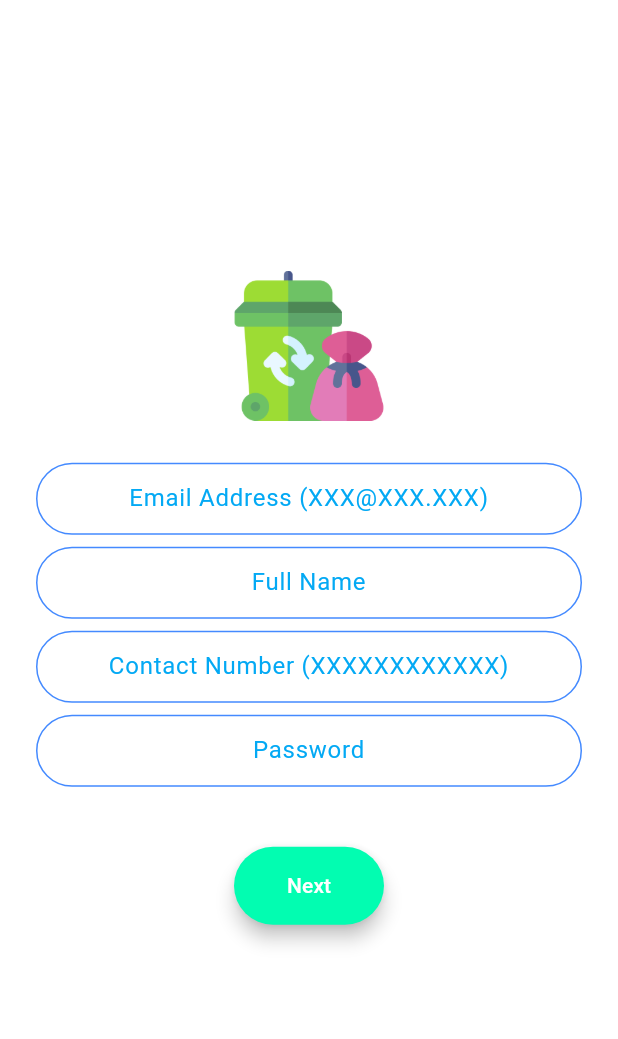
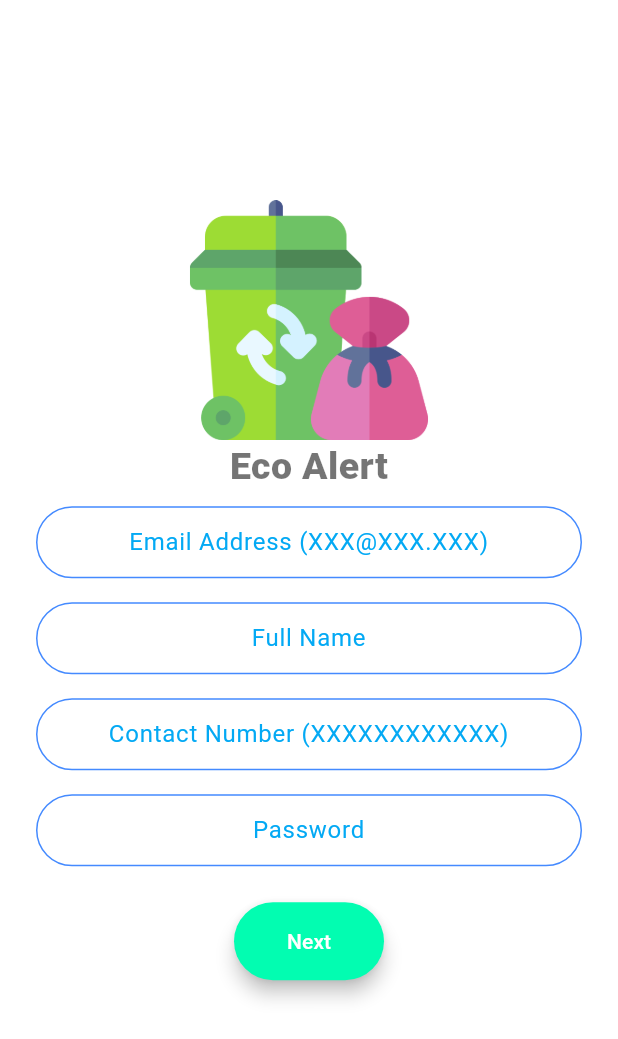
Before and after one commit to RanaMahadAhmer/EcoAlert, a Flutter app: the screen it shows after launch, after a tap on "Register", on a phone screen of 412 x 824 dp. Shown: the top 1039 px of the screen. Run offline on Flutter 3.47's test engine with Material 3 defaults, Android fonts, the phone set to English and light mode, and no system bars; our stand-ins replace cloud_firestore, firebase_auth, firebase_core, firebase_messaging, flutter_datetime_picker_plus, flutter_local_notifications and 6 more; missing offline and left inert: a package; accounts and stored records are empty.

Commit message:
Added Scroll Behaviour on Sign Up Screen Potrait Mode

```diff
--- a/lib/miscellaneous/logo.dart
+++ b/lib/miscellaneous/logo.dart
@@ -1,11 +1,25 @@
 import 'package:flutter/material.dart';
+import 'colors.dart';
 
 Widget buildLogo({required double height}) {
-  return Hero(
-    tag: 'logo',
-    child: SizedBox(
-      height: height,
-      child: Image.asset('images/logo.png'),
-    ),
+  return Column(
+    mainAxisAlignment: MainAxisAlignment.center,
+    children: [
+      Hero(
+        tag: 'logo',
+        child: SizedBox(
+          height: height,
+          child: Image.asset('images/logo.png'),
+        ),
+      ),
+      Text(
+        'Eco Alert',
+        style: TextStyle(
+          fontSize: 25.0,
+          color: primaryTextColor,
+          fontWeight: FontWeight.w900,
+        ),
+      ),
+    ],
   );
 }
--- a/lib/screens/registration/profile_registration.dart
+++ b/lib/screens/registration/profile_registration.dart
@@ -4,6 +4,7 @@ import 'package:firebase_auth/firebase_auth.dart';
 import 'package:flutter/cupertino.dart';
 import 'package:flutter/material.dart';
 import 'package:flutter/services.dart';
+import 'package:flutter/widgets.dart';
 import 'package:loading_animation_widget/loading_animation_widget.dart';
 
 import '../../miscellaneous/colors.dart';
@@ -44,7 +45,9 @@ class _ProfileRegistrationState extends State<ProfileRegistration> {
       TextInputType? keyboard,
       bool textHidden = false,
       List<TextInputFormatter>? formatter}) {
-    return TextField(
+    return Padding(
+      padding: const EdgeInsets.symmetric(vertical: 8.0),
+      child: TextField(
         style: const TextStyle(color: Colors.black87),
         obscureText: textHidden,
         textAlign: TextAlign.center,
@@ -65,31 +68,26 @@ class _ProfileRegistrationState extends State<ProfileRegistration> {
             borderRadius: BorderRadius.all(Radius.circular(32.0)),
           ),
         ),
+      ),
     );
   }
 
   Widget _portraitMode(BuildContext context) {
-    return Padding(
+    return SingleChildScrollView(
       padding: const EdgeInsets.symmetric(horizontal: 24.0),
+      child: ConstrainedBox(
+        constraints:
+            BoxConstraints(minHeight: MediaQuery.sizeOf(context).height),
         child: Column(
           mainAxisAlignment: MainAxisAlignment.center,
           children: <Widget>[
-          const SizedBox(
-            height: 10.0,
-          ),
-          buildLogo(height: 100),
-          const SizedBox(
-            height: 28.0,
-          ),
+            buildLogo(height: 160),
             _createInputField(
                 hint: 'Email Address (XXX@XXX.XXX)',
                 fun: (value) {
                   UserInformation.userEmail = value;
                 },
                 formatter: [EmailFormatter()]),
-          const SizedBox(
-            height: 8.0,
-          ),
             _createInputField(
               hint: 'Full Name',
               fun: (value) {
@@ -99,9 +97,97 @@ class _ProfileRegistrationState extends State<ProfileRegistration> {
                 NameFormatter(),
               ],
             ),
+            _createInputField(
+              hint: 'Contact Number (XXXXXXXXXXXX)',
+              keyboard: TextInputType.phone,
+              fun: (value) {
+                UserInformation.userContact = value;
+              },
+              formatter: [
+                PhoneNumberFormatter(),
+              ],
+            ),
+            _createInputField(
+              hint: 'Password',
+              textHidden: true,
+              fun: (value) {
+                UserInformation.userPassword = value;
+              },
+            ),
+            Padding(
+              padding: const EdgeInsets.symmetric(vertical: 16.0),
+              child: Material(
+                color: colorOne,
+                borderRadius: const BorderRadius.all(Radius.circular(30.0)),
+                elevation: 5.0,
+                child: MaterialButton(
+                  onPressed: () {
+                    _showWarning(msg: "msg");
+                  },
+                  minWidth: 100.0,
+                  height: 52.0,
+                  child: const Text(
+                    'Next',
+                    style: TextStyle(color: Colors.white),
+                  ),
+                ),
+              ),
+            ),
+            Center(child: errorCode),
+          ],
+        ),
+      ),
+    );
+  }
+
+  Widget _landscapeMode(BuildContext context) {
+    return SingleChildScrollView(
+        child: ConstrainedBox(
+      constraints: BoxConstraints(minHeight: MediaQuery.sizeOf(context).height),
+      child: Row(
+        children: <Widget>[
+          Expanded(
+            child: buildLogo(height: 160),
+          ),
+          Expanded(
+              flex: 3,
+              child: Column(
+                mainAxisAlignment: MainAxisAlignment.center,
+                children: [
                   const SizedBox(
                     height: 8.0,
                   ),
+                  Row(
+                    children: [
+                      Expanded(
+                        child: Column(
+                          mainAxisAlignment: MainAxisAlignment.center,
+                          children: [
+                            _createInputField(
+                              hint: 'Email Address (XXX@XXX.XXX)',
+                              fun: (value) {
+                                UserInformation.userEmail = value;
+                              },
+                              formatter: [EmailFormatter()],
+                            ),
+                            const SizedBox(
+                              height: 8.0,
+                            ),
+                            _createInputField(
+                              hint: 'Full Name',
+                              fun: (value) {
+                                UserInformation.userName = value;
+                              },
+                              formatter: [NameFormatter()],
+                            ),
+                          ],
+                        ),
+                      ),
+                      const SizedBox(width: 10),
+                      Expanded(
+                        child: Column(
+                          mainAxisAlignment: MainAxisAlignment.center,
+                          children: [
                             _createInputField(
                               hint: 'Contact Number (XXXXXXXXXXXX)',
                               keyboard: TextInputType.phone,
@@ -122,121 +208,54 @@ class _ProfileRegistrationState extends State<ProfileRegistration> {
                                 UserInformation.userPassword = value;
                               },
                             ),
+                          ],
+                        ),
+                      ),
+                      const SizedBox(width: 10),
+                    ],
+                  ),
                   const SizedBox(
-            height: 24.0,
+                    height: 8.0,
                   ),
-          Padding(
-            padding:
-                const EdgeInsets.symmetric(vertical: 16.0, horizontal: 100),
-            child: Material(
+                  Column(
+                    children: [
+                      Material(
                         color: colorOne,
-              borderRadius: const BorderRadius.all(Radius.circular(30.0)),
+                        borderRadius:
+                            const BorderRadius.all(Radius.circular(30.0)),
                         elevation: 5.0,
                         child: MaterialButton(
                           onPressed: () {
                             _showWarning(msg: "msg");
                           },
                           minWidth: 100.0,
-                height: 52.0,
                           child: const Text(
                             'Next',
                             style: TextStyle(color: Colors.white),
                           ),
                         ),
                       ),
-          ),
                       Center(child: errorCode),
                     ],
-      ),
-    );
-  }
-
-  Widget _landscapeMode(BuildContext context) {
-    return Row(
-      children: <Widget>[
-        Column(
-          children: [
-            buildLogo(height: 160),
+                  )
+                ],
+              ))
         ],
       ),
-        Padding(
-          padding: const EdgeInsets.symmetric(horizontal: 200.0),
-          child: Column(
-            children: [
-              _createInputField(
-                hint: 'Email Address (XXX@XXX.XXX)',
-                fun: (value) {
-                  UserInformation.userEmail = value;
-                },
-                formatter: [EmailFormatter()],
-              ),
-
-              // _createInputField(
-              //   hint: 'Full Name',
-              //   fun: (value) {
-              //     UserInformation.userName = value;
-              //   },
-              //   formatter: [
-              //     NameFormatter()
-              //   ],
-              // ),
-            ],
-          ),
-        ),
-        // Column(
-        //   children: [
-        //     _createInputField(
-        //       hint: 'Contact Number (XXXXXXXXXXXX)',
-        //       keyboard: TextInputType.phone,
-        //       fun: (value) {
-        //         UserInformation.userContact = value;
-        //       },
-        //       formatter: [
-        //         PhoneNumberFormatter(),
-        //       ],
-        //     ),
-        //     _createInputField(
-        //       hint: 'Password',
-        //       textHidden: true,
-        //       fun: (value) {
-        //         UserInformation.userPassword = value;
-        //       },
-        //     ),
-        //     Padding(
-        //       padding:
-        //           const EdgeInsets.symmetric(vertical: 16.0, horizontal: 100),
-        //       child: Material(
-        //         color: colorOne,
-        //         borderRadius: const BorderRadius.all(Radius.circular(30.0)),
-        //         elevation: 5.0,
-        //         child: MaterialButton(
-        //           onPressed: () {
-        //             _showWarning(msg: "msg");
-        //           },
-        //           minWidth: 100.0,
-        //           height: 52.0,
-        //           child: const Text(
-        //             'Next',
-        //             style: TextStyle(color: Colors.white),
-        //           ),
-        //         ),
-        //       ),
-        //     ),
-        //     Center(child: errorCode),
-        //   ],
-        // )
-      ],
-    );
+    ));
   }
 
   @override
   Widget build(BuildContext context) {
     return Scaffold(
       backgroundColor: Colors.white,
-      body:
-          (MediaQuery.sizeOf(context).width > MediaQuery.sizeOf(context).height)
-              ? _landscapeMode(context)
-              : _portraitMode(context),
+      body: OrientationBuilder(
+        builder: (BuildContext context, Orientation orientation) {
+          return orientation == Orientation.portrait
+              ? _portraitMode(context)
+              : _landscapeMode(context);
+        },
+      ),
     );
   }
 }
--- a/lib/screens/welcome_screen.dart
+++ b/lib/screens/welcome_screen.dart
@@ -38,32 +38,12 @@ class _WelcomeScreenState extends State<WelcomeScreen> {
     );
   }
 
-  List<Widget> _logo() {
-    return [
-      buildLogo(height: 160),
-      Padding(
-        padding: const EdgeInsets.only(left: 0.0),
-        child: Text(
-          'Eco Alert',
-          style: TextStyle(
-            fontSize: 25.0,
-            color: primaryTextColor,
-            fontWeight: FontWeight.w900,
-          ),
-        ),
-      )
-    ];
-  }
-
   Widget _landscapeMode(BuildContext context) {
-    return Scaffold(
-      backgroundColor: primaryBgColor,
-      body: Row(
+    return Row(
       mainAxisAlignment: MainAxisAlignment.spaceEvenly,
       crossAxisAlignment: CrossAxisAlignment.center,
       children: <Widget>[
-          Column(
-              mainAxisAlignment: MainAxisAlignment.center, children: _logo()),
+        buildLogo(height: 160),
         Column(
           mainAxisAlignment: MainAxisAlignment.center,
           children: [
@@ -86,19 +66,15 @@ class _WelcomeScreenState extends State<WelcomeScreen> {
           ],
         ),
       ],
-      ),
     );
   }
 
   Widget _portraitMode(BuildContext context) {
-    return Scaffold(
-      backgroundColor: primaryBgColor,
-      body: Center(
+    return Center(
       child: Column(
         mainAxisAlignment: MainAxisAlignment.center,
-          crossAxisAlignment: CrossAxisAlignment.center,
         children: <Widget>[
-            ..._logo(),
+          buildLogo(height: 160),
           _createButton(
             text: 'Log In',
             color: colorOne,
@@ -115,17 +91,19 @@ class _WelcomeScreenState extends State<WelcomeScreen> {
           ),
         ],
       ),
-      ),
     );
   }
 
   @override
   Widget build(BuildContext context) {
     return Scaffold(
-      body:
-          (MediaQuery.sizeOf(context).width > MediaQuery.sizeOf(context).height)
-              ? _landscapeMode(context)
-              : _portraitMode(context),
+      body: OrientationBuilder(
+        builder: (BuildContext context, Orientation orientation) {
+          return orientation == Orientation.portrait
+              ? _portraitMode(context)
+              : _landscapeMode(context);
+        },
+      ),
     );
   }
 }
```
Lines whose indentation alone changed are shown as unchanged.
